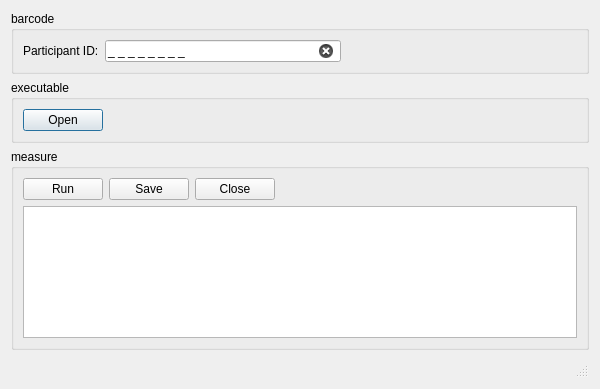
inglis-dl/cypress, file src/prototype/Tonometer/MainWindow.ui: the form before one commit.
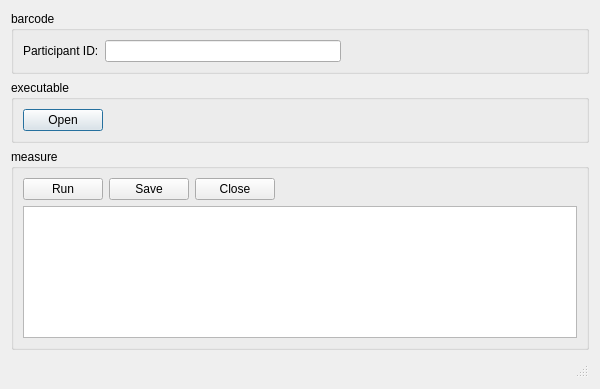
The form after the commit.

Diff of the .ui file:
```diff
--- a/src/prototype/Tonometer/MainWindow.ui
+++ b/src/prototype/Tonometer/MainWindow.ui
@@ -45,10 +45,10 @@
       <item>
        <widget class="QLineEdit" name="barcodeLineEdit">
         <property name="inputMask">
-         <string>0 0 0 0 0 0 0 0;_</string>
+         <string/>
         </property>
         <property name="text">
-         <string>       </string>
+         <string/>
         </property>
         <property name="maxLength">
          <number>15</number>
```
Left out of the diff: 4 changed lines with no effect on the pictures.
